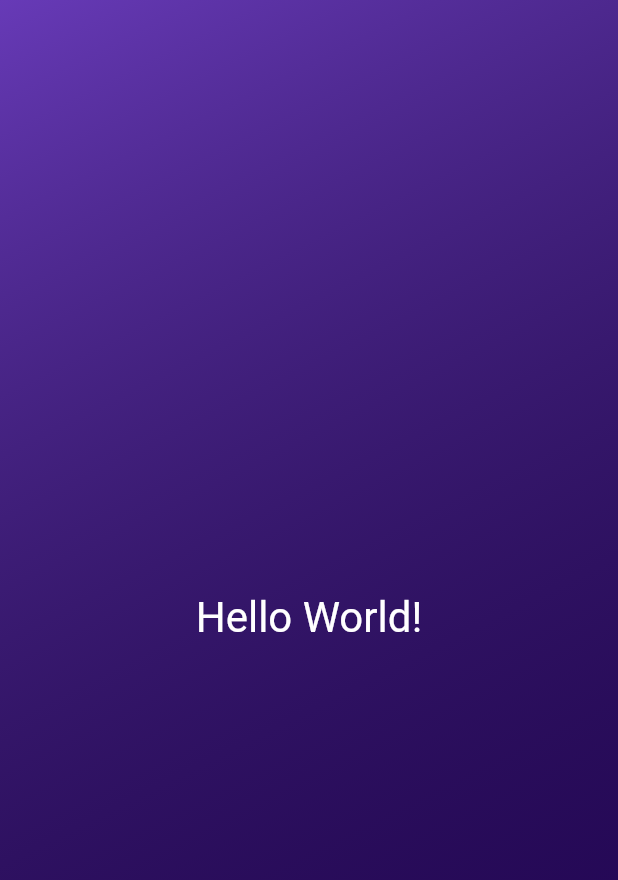
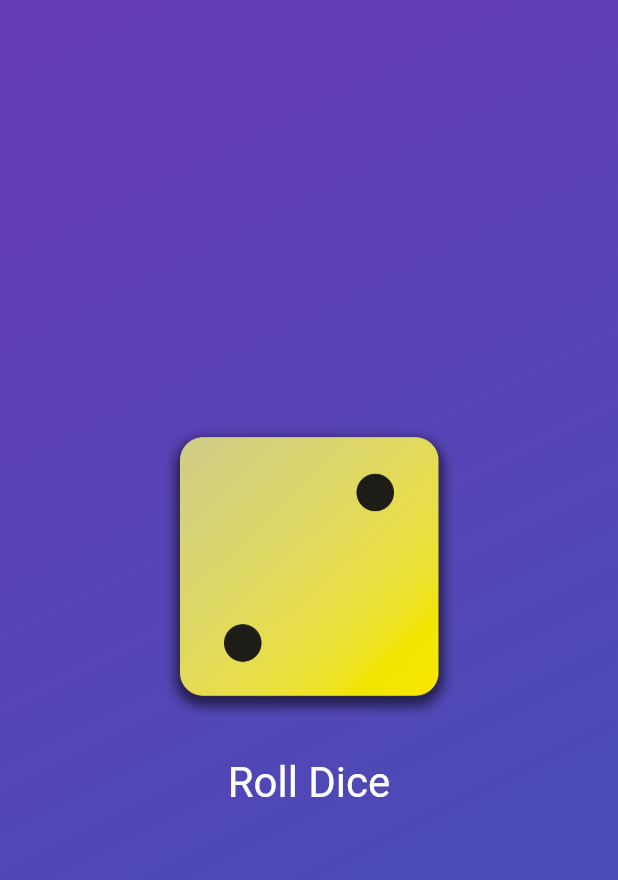
Before and after one commit to YohanLee96/TIL, a Flutter app: the screen it shows after launch, on a phone screen of 412 x 824 dp. Shown: the top 880 px of the screen. Run offline on Flutter 3.47's test engine with Material 2 defaults, Android fonts, the light colour scheme and no system bars.

Commit message:
Flutter : ~50강. 주사위 게임 완료.

```diff
--- /dev/null
+++ b/Flutter/udemy_complete_guide/first_app/lib/dice_roller.dart
@@ -0,0 +1,57 @@
+import 'package:flutter/material.dart';
+import 'dart:math';
+
+class DiceRoller extends StatefulWidget {
+  const DiceRoller({super.key});
+
+  @override
+  State<DiceRoller> createState() {
+    return _DiceRollerState();
+  }
+
+}
+
+final randomizer = Random();
+
+//DiceRoller의 상태를 저장하는 데이터 클래스(언더 스코어를 붙히면, private하게 사용 가능.)
+class _DiceRollerState extends State<DiceRoller> {
+
+  var currentDiceRoll = 2;
+
+  void rollDice() {
+    var diceRoll = randomizer.nextInt(6) +1; //1~6
+    setState(() {
+      currentDiceRoll = diceRoll;
+    });
+
+    print('Changed Roll -> $diceRoll');
+
+  }
+
+  @override
+  Widget build(BuildContext context) {
+    //다중 위젯을 사용할땐 Column 또는 Row 사용. (Column -> 세로 정렬, Row -> 가로 정렬)
+    return Column(
+      mainAxisSize: MainAxisSize.min,
+      children: [
+        Image.asset(
+          'assets/images/dice-$currentDiceRoll.png',
+          width: 200,
+        ),
+        const SizedBox(height: 20),
+        TextButton(
+          //클릭 이벤트
+          onPressed: rollDice,
+          style: TextButton.styleFrom(
+            // padding: const EdgeInsets.only(top: 10),
+              foregroundColor: Colors.white,
+              textStyle: const TextStyle(
+                fontSize: 28,
+              )),
+          child: const Text('Roll Dice'),
+        )
+      ],
+    );
+  }
+
+}
--- a/Flutter/udemy_complete_guide/first_app/lib/gradient_container.dart
+++ b/Flutter/udemy_complete_guide/first_app/lib/gradient_container.dart
@@ -1,12 +1,29 @@
-import 'package:first_app/styled_text.dart';
+import 'package:first_app/dice_roller.dart';
 import 'package:flutter/material.dart';
 
+//final은 컴파일 시점에 타입이 정해질 수 있으면 사용할 수 있다.
+final getAlignment = GradientContainer.getAlignment();
+//const는 함수가아닌 상수값만 지정할 수 있다.
+const getAlignment2 = Alignment.bottomRight;
 var startAlignment = Alignment.topLeft;
 var endAlignment = Alignment.bottomRight;
 Alignment? nullAlignment; //타입의 nullable, notNull 유형 선택가능.
 
+//이 부모위젯은 상태가 바뀌지 않는 위젯이므로, UI를 동적으로 렌더링할 수 없다.
 class GradientContainer extends StatelessWidget {
-  const GradientContainer({super.key});
+  //방법1
+  // const GradientContainer({super.key, required this.colors});
+  //방법2
+  const GradientContainer(this.color1, this.color2, {super.key});
+
+  //다중생성자(정적 팩토리 메소드 사용 가능)
+  const GradientContainer.purple({super.key})
+      : color1 = Colors.deepPurple,
+        color2 = Colors.indigo;
+  final Color color1;
+  final Color color2;
+
+  // final List<Color> colors;
 
   @override
   Widget build(BuildContext context) {
@@ -16,14 +33,17 @@ class GradientContainer extends StatelessWidget {
         //메모리상 재사용을 위해 const 선언.
         gradient: LinearGradient(
           //색조합을 통해 그라데이션 넣는법
-          colors: const [Colors.deepPurple, Colors.black26],
+          colors: [color1, color2],
           begin: startAlignment,
           end: endAlignment,
         ),
       ),
       child: const Center(
-        child: StyledText(),
+        // child: StyledText('Hello World'),
+        child: DiceRoller(),
       ),
     );
   }
+
+  static getAlignment() {}
 }
--- a/Flutter/udemy_complete_guide/first_app/lib/main.dart
+++ b/Flutter/udemy_complete_guide/first_app/lib/main.dart
@@ -12,12 +12,12 @@ void main() {
    *
    */
   runApp(
-    const MaterialApp(
+    MaterialApp(
       //const를 붙힐려면 하위 위젯들의 생성자가 const 생성자이어야 한다.
       home: Scaffold(
-        backgroundColor: Color.fromARGB(255, 47, 5, 120),
+        backgroundColor: const Color.fromARGB(255, 47, 5, 120),
         // or Colors.deepPurple -> 팩토리로 지정 가능.
-        body: GradientContainer(),
+        body: GradientContainer.purple(),
       ),
     ), //쉼표를 쓰면 IDE에서 보기 쉽게 줄넘김을 해준다.
   );
--- a/Flutter/udemy_complete_guide/first_app/lib/styled_text.dart
+++ b/Flutter/udemy_complete_guide/first_app/lib/styled_text.dart
@@ -1,16 +1,19 @@
-
-
 import 'package:flutter/material.dart';
 
 class StyledText extends StatelessWidget {
 
-  const StyledText({super.key});
+  // const StyledText(String text, {super.key}): text = text;
+
+  const StyledText(this.text, {super.key});
+
+  //final을 붙히면 const 생성자 사용가능.
+  final String text;
 
   @override
   Widget build(BuildContext context) {
-    return const Text(
-      'Hello World!',
-      style: TextStyle(
+    return Text(
+      text,
+      style: const TextStyle(
           color: Colors.white,
           fontSize: 28
       ),
```
Also changed, not shown: Flutter/udemy_complete_guide/first_app/pubspec.yaml (+7 -0 lines), Flutter/udemy_complete_guide/first_app/assets/images/dice-1.png (added), Flutter/udemy_complete_guide/first_app/assets/images/dice-2.png (added), Flutter/udemy_complete_guide/first_app/assets/images/dice-3.png (added), Flutter/udemy_complete_guide/first_app/assets/images/dice-4.png (added), Flutter/udemy_complete_guide/first_app/assets/images/dice-5.png (added), Flutter/udemy_complete_guide/first_app/assets/images/dice-6.png (added).
